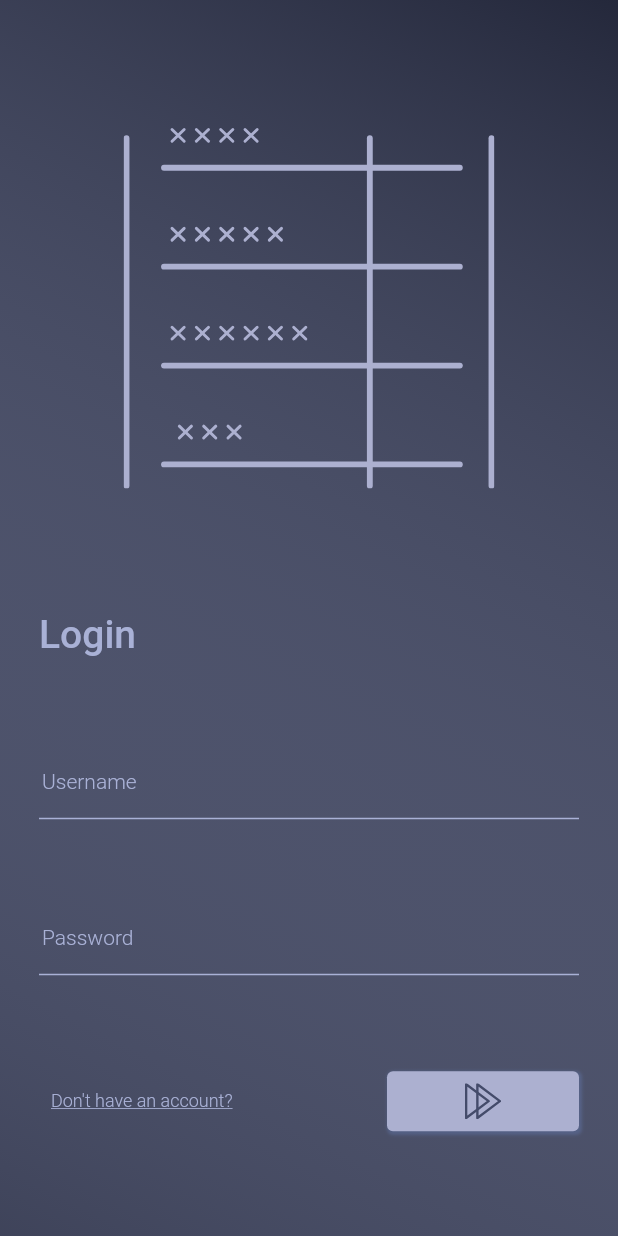
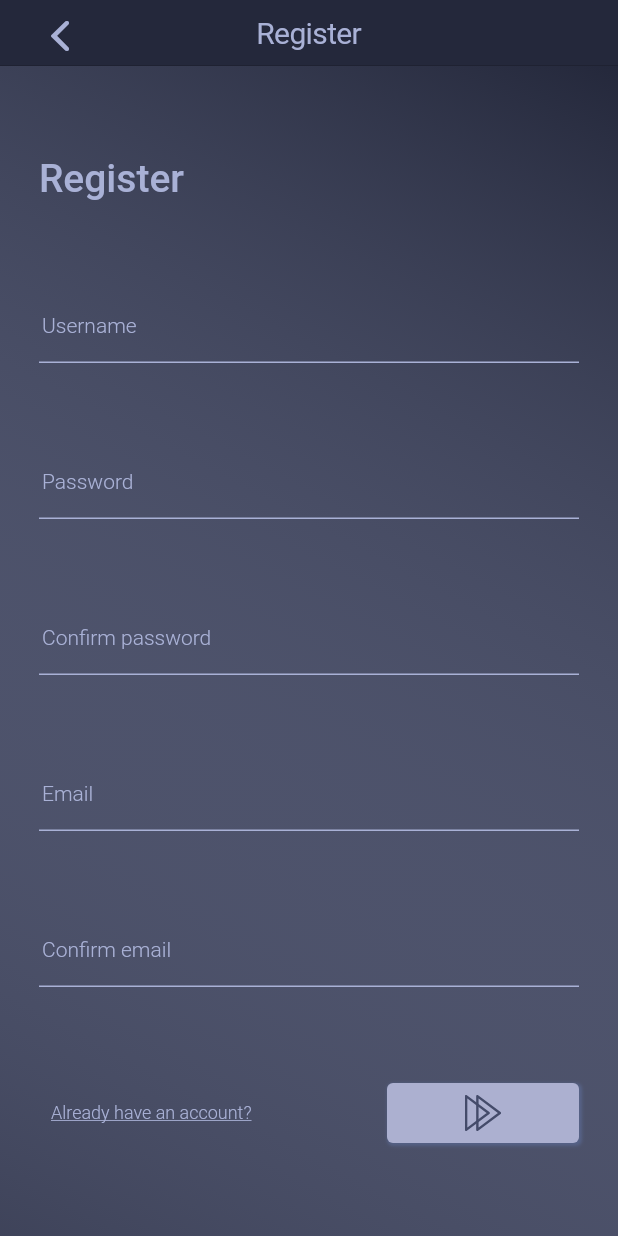
Before and after one commit to kkuriboh/jogo-do-bicho, a Flutter app: the screen it shows after launch, after a tap on "Don't have an account?", on a phone screen of 412 x 824 dp. Run offline on Flutter 3.47's test engine with Material 2 defaults, Android fonts, the phone set to English and light mode, and no system bars; our stand-ins replace flutter_svg.

Commit message:
routing and register page

```diff
--- a/lib/main.dart
+++ b/lib/main.dart
@@ -1,6 +1,7 @@
 import 'package:flutter/cupertino.dart';
 import 'package:flutter/material.dart';
-import 'pages/login.dart';
+import 'package:jogo_do_bicho/route_generator.dart';
+import 'pages/login/login.dart';
 
 void main() {
   runApp(const MyApp());
@@ -13,6 +14,8 @@ class MyApp extends StatelessWidget {
   Widget build(BuildContext context) {
     return const MaterialApp(
       home: LoginPage(),
+      initialRoute: '/login',
+      onGenerateRoute: RouteGenerator.generateRoute,
     );
   }
 }
--- /dev/null
+++ b/lib/pages/error/error_page.dart
@@ -0,0 +1,12 @@
+import 'package:flutter/material.dart';
+
+class ErrorPage extends StatelessWidget {
+  const ErrorPage({Key? key}) : super(key: key);
+
+  @override
+  Widget build(BuildContext context) {
+    return const Center(
+      child: Text('Error'),
+    );
+  }
+}
--- /dev/null
+++ b/lib/pages/login/login.dart
@@ -0,0 +1,113 @@
+import 'package:flutter/material.dart';
+import 'package:flutter_svg/flutter_svg.dart';
+
+import 'package:jogo_do_bicho/shared/themes/app_colors.dart';
+import 'package:jogo_do_bicho/shared/themes/app_images.dart';
+import 'package:jogo_do_bicho/shared/widgets/InputText/input_text_widget.dart';
+
+class LoginPage extends StatelessWidget {
+  const LoginPage({Key? key}) : super(key: key);
+
+  @override
+  Widget build(BuildContext context) {
+    final size = MediaQuery.of(context).size;
+    return Scaffold(
+      body: Container(
+        color: AppColors.background,
+        child: Container(
+          decoration: const BoxDecoration(
+            gradient: LinearGradient(
+              begin: Alignment.topRight,
+              end: Alignment.bottomLeft,
+              colors: [AppColors.background, Color(0x33A9B1D6)],
+            ),
+          ),
+          child: ListView(children: <Widget>[
+            Column(
+              children: [
+                Container(
+                  padding: EdgeInsets.symmetric(
+                      horizontal: (0), vertical: (size.height * 0.1)),
+                  child: SvgPicture.asset(
+                    AppImages.logo,
+                    width: size.width * 0.6,
+                  ),
+                ),
+                Padding(
+                  padding: const EdgeInsets.symmetric(horizontal: 26),
+                  child: Column(
+                    children: [
+                      Container(
+                        alignment: Alignment.centerLeft,
+                        child: const Text(
+                          'Login',
+                          style: TextStyle(
+                            fontSize: 26,
+                            fontWeight: FontWeight.w500,
+                            color: AppColors.foreground,
+                          ),
+                        ),
+                      ),
+                      const SizedBox(height: 60),
+                      const InputTextWidget(label: 'Username'),
+                      const SizedBox(height: 56),
+                      const InputTextWidget(
+                        label: 'Password',
+                        password: true,
+                      ),
+                      const SizedBox(height: 60),
+                      Row(
+                        mainAxisAlignment: MainAxisAlignment.spaceBetween,
+                        children: [
+                          TextButton(
+                            onPressed: () {
+                              Navigator.of(context).pushNamed('/register');
+                            },
+                            child: const Text(
+                              "Don't have an account?",
+                              style: TextStyle(
+                                color: AppColors.foreground,
+                                fontWeight: FontWeight.w300,
+                                fontSize: 12,
+                                decoration: TextDecoration.underline,
+                              ),
+                            ),
+                          ),
+                          Container(
+                            padding: const EdgeInsets.symmetric(
+                              vertical: 8,
+                              horizontal: 52,
+                            ),
+                            decoration: const BoxDecoration(
+                              color: AppColors.brWhite,
+                              borderRadius: BorderRadius.all(
+                                Radius.circular(4),
+                              ),
+                              boxShadow: [
+                                BoxShadow(
+                                  color: Color(0x337AA2F7),
+                                  blurRadius: 1,
+                                  spreadRadius: 1,
+                                  offset: Offset(1, 1),
+                                ),
+                              ],
+                            ),
+                            child: SvgPicture.asset(
+                              AppImages.arrow,
+                              width: 24,
+                              height: 24,
+                            ),
+                          ),
+                        ],
+                      )
+                    ],
+                  ),
+                ),
+              ],
+            ),
+          ]),
+        ),
+      ),
+    );
+  }
+}
--- a/lib/pages/login.dart
+++ b/lib/pages/register/register_page.dart
@@ -6,16 +6,32 @@ import 'package:jogo_do_bicho/shared/themes/app_colors.dart';
 import 'package:jogo_do_bicho/shared/themes/app_images.dart';
 import 'package:jogo_do_bicho/shared/widgets/InputText/input_text_widget.dart';
 
-class LoginPage extends StatelessWidget {
-  const LoginPage({Key? key}) : super(key: key);
+class RegisterPage extends StatelessWidget {
+  const RegisterPage({Key? key}) : super(key: key);
 
   @override
   Widget build(BuildContext context) {
-    final size = MediaQuery.of(context).size;
+    // final size = MediaQuery.of(context).size;
     return Scaffold(
-      // appBar: const CupertinoNavigationBar(
-      //   middle: Text('Login'),
-      // ),
+      appBar: CupertinoNavigationBar(
+          backgroundColor: AppColors.background,
+          middle: const Text(
+            'Register',
+            style: TextStyle(
+              color: AppColors.foreground,
+              fontSize: 20,
+              fontWeight: FontWeight.w400,
+            ),
+          ),
+          leading: IconButton(
+            icon: const Icon(
+              CupertinoIcons.back,
+              color: AppColors.foreground,
+            ),
+            onPressed: () {
+              Navigator.pop(context);
+            },
+          )),
       body: Container(
         color: AppColors.background,
         child: Container(
@@ -29,22 +45,15 @@ class LoginPage extends StatelessWidget {
           child: ListView(children: <Widget>[
             Column(
               children: [
-                Container(
-                  padding: EdgeInsets.symmetric(
-                      horizontal: (0), vertical: (size.height * 0.1)),
-                  child: SvgPicture.asset(
-                    AppImages.logo,
-                    width: size.width * 0.6,
-                  ),
-                ),
                 Padding(
                   padding: const EdgeInsets.symmetric(horizontal: 26),
                   child: Column(
                     children: [
+                      const SizedBox(height: 60),
                       Container(
                         alignment: Alignment.centerLeft,
                         child: const Text(
-                          'Login',
+                          'Register',
                           style: TextStyle(
                             fontSize: 26,
                             fontWeight: FontWeight.w500,
@@ -59,14 +68,23 @@ class LoginPage extends StatelessWidget {
                         label: 'Password',
                         password: true,
                       ),
+                      const SizedBox(height: 56),
+                      const InputTextWidget(
+                        label: 'Confirm password',
+                        password: true,
+                      ),
+                      const SizedBox(height: 56),
+                      const InputTextWidget(label: "Email"),
+                      const SizedBox(height: 56),
+                      const InputTextWidget(label: "Confirm email"),
                       const SizedBox(height: 60),
                       Row(
                         mainAxisAlignment: MainAxisAlignment.spaceBetween,
                         children: [
                           TextButton(
-                            onPressed: () {},
+                            onPressed: () => Navigator.pop(context),
                             child: const Text(
-                              "Don't have an account?",
+                              "Already have an account?",
                               style: TextStyle(
                                 color: AppColors.foreground,
                                 fontWeight: FontWeight.w300,
--- /dev/null
+++ b/lib/route_generator.dart
@@ -0,0 +1,23 @@
+import 'package:flutter/material.dart';
+import 'package:jogo_do_bicho/pages/login/login.dart';
+import 'package:jogo_do_bicho/pages/register/register_page.dart';
+
+class RouteGenerator {
+  static Route<dynamic> generateRoute(RouteSettings settings) {
+    // final args = settings.arguments;
+
+    switch (settings.name) {
+      case '/login':
+        return MaterialPageRoute(builder: (_) => const LoginPage());
+      case '/register':
+        return MaterialPageRoute(builder: (_) => const RegisterPage());
+      default:
+        return MaterialPageRoute(
+            builder: (_) => Scaffold(
+                  body: Center(
+                    child: Text('No route defined for ${settings.name}'),
+                  ),
+                ));
+    }
+  }
+}
```
